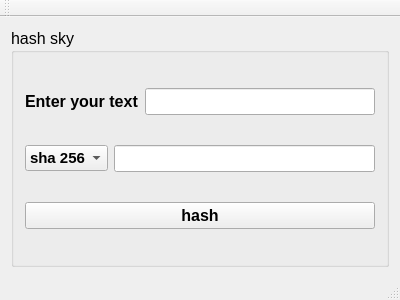
Qt form hash-sky/mainwindow.ui (i-am-vance/hash-sky) before a commit.
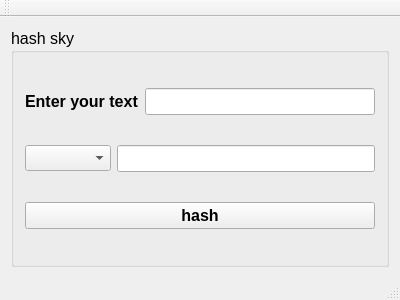
The same form after that commit.

Commit message: add item combobox item : sha256 item : sha1

```diff
--- a/hash-sky/mainwindow.ui
+++ b/hash-sky/mainwindow.ui
@@ -61,16 +61,6 @@
            <property name="cursor">
             <cursorShape>PointingHandCursor</cursorShape>
            </property>
-           <item>
-            <property name="text">
-             <string>sha 256</string>
-            </property>
-           </item>
-           <item>
-            <property name="text">
-             <string>sha 1</string>
-            </property>
-           </item>
           </widget>
          </item>
          <item>
```
The commit also changes 2 other files.
